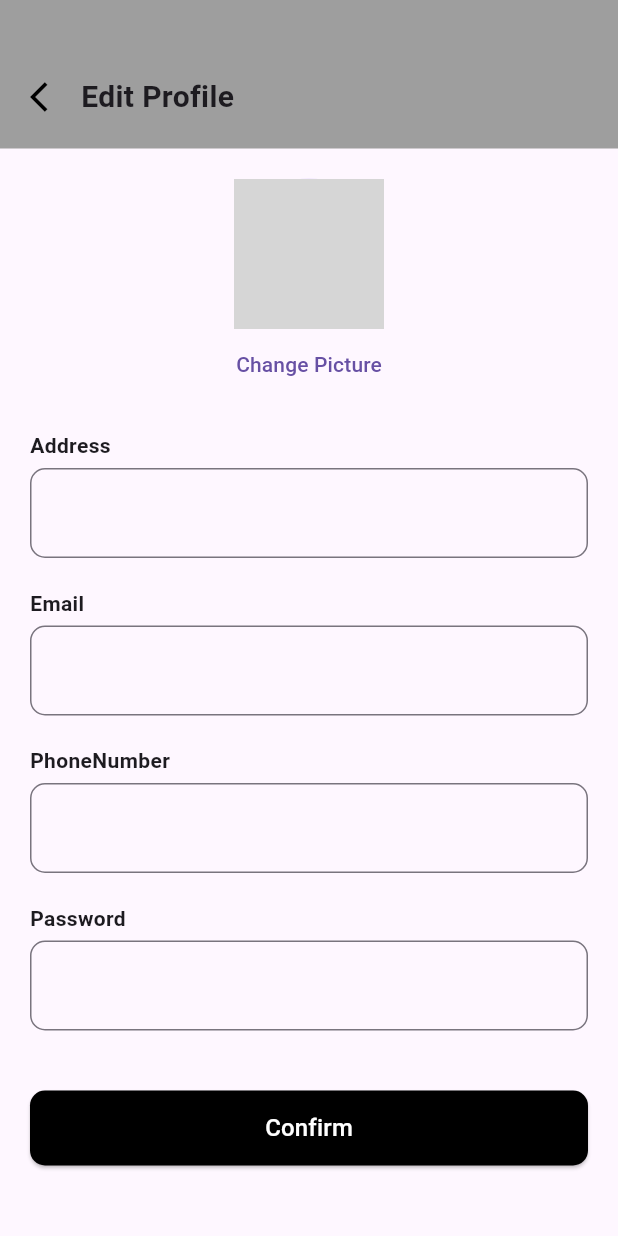
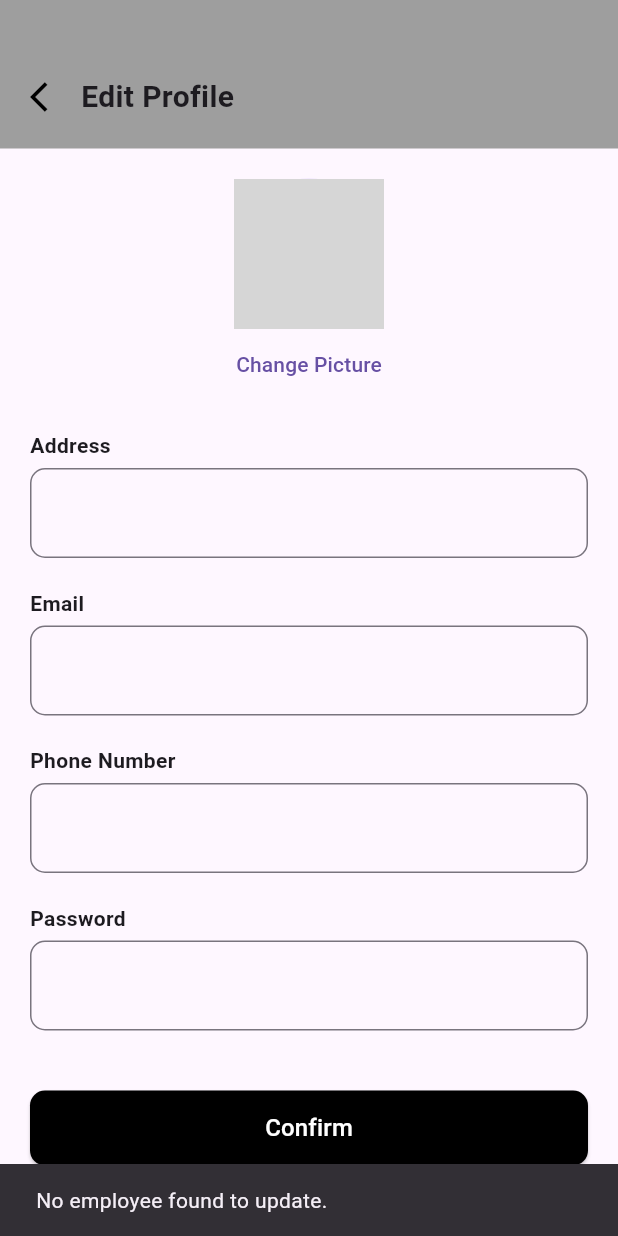
Before and after one commit to Ibrahimelz/AppDev2Project, a Flutter app: the editEmployeeProfile screen opened directly with empty values, after a tap on "Confirm", on a phone screen of 412 x 824 dp. Run offline on Flutter 3.47's test engine with Material 3 defaults, Android fonts, the phone set to English and light mode, and no system bars; our stand-ins replace awesome_notifications, cloud_firestore, firebase_auth, firebase_core, firebase_storage, flutter_chat_types and 3 more; missing offline and left inert: flutter_chat_ui; accounts and stored records are empty; grey boxes are pictures that could not be loaded.

Commit message:
Fixes, Input Validation

```diff
--- a/lib/Employee/EmployeeTutorial.dart
+++ b/lib/Employee/EmployeeTutorial.dart
@@ -16,7 +16,7 @@ class _EmployeetutorialState extends State<Employeetutorial> {
     super.initState();
     _controller = YoutubePlayerController(
       initialVideoId: YoutubePlayer.convertUrlToId(
-        'https://youtu.be/gq2U84Wt9co?si=Ve9i72-AdQvUPitJ', // Replace with your actual link
+        'https://youtu.be/ZpPBMKJ-4H8',
       )!,
       flags: const YoutubePlayerFlags(
         autoPlay: false,
--- a/lib/Employee/editEmployeeProfile.dart
+++ b/lib/Employee/editEmployeeProfile.dart
@@ -1,9 +1,11 @@
+import 'dart:io';
 import 'package:cloud_firestore/cloud_firestore.dart';
 import 'package:flutter/material.dart';
+import 'package:image_picker/image_picker.dart';
+import 'package:firebase_storage/firebase_storage.dart';
 
 class editEmployeeProfile extends StatefulWidget {
-  const editEmployeeProfile({required this.employeeID ,super.key});
-
+  const editEmployeeProfile({required this.employeeID, super.key});
   final int employeeID;
 
   @override
@@ -11,8 +13,23 @@ class editEmployeeProfile extends StatefulWidget {
 }
 
 class _editEmployeeProfileState extends State<editEmployeeProfile> {
+  final CollectionReference employees = FirebaseFirestore.instance.collection('Employees');
 
-  final CollectionReference employees = FirebaseFirestore.instance.collection('Employees');
+  final TextEditingController addressController = TextEditingController();
+  final TextEditingController emailController = TextEditingController();
+  final TextEditingController phoneController = TextEditingController();
+  final TextEditingController passwordController = TextEditingController();
+
+  final ImagePicker _picker = ImagePicker();
+  XFile? _newImageFile;
+  String profilePicture = '';
+  String? docId;
+
+  @override
+  void initState() {
+    super.initState();
+    fetchEmployeeData();
+  }
 
   Future<void> fetchEmployeeData() async {
     try {
@@ -24,13 +41,14 @@ class _editEmployeeProfileState extends State<editEmployeeProfile> {
       if (querySnapshot.docs.isNotEmpty) {
         final doc = querySnapshot.docs.first;
         final data = doc.data() as Map<String, dynamic>;
+        docId = doc.id;
 
         setState(() {
           addressController.text = data['address'] ?? '';
           emailController.text = data['email'] ?? '';
           phoneController.text = data['phoneNumber'] ?? '';
           passwordController.text = data['password'] ?? '';
-          profilePicture = data['profilePicture'];
+          profilePicture = data['profilePicture'] ?? '';
         });
       } else {
         print("No matching employee found!");
@@ -40,60 +58,68 @@ class _editEmployeeProfileState extends State<editEmployeeProfile> {
     }
   }
 
+  Future<void> _pickImage() async {
+    final XFile? pickedFile = await _picker.pickImage(source: ImageSource.camera);
+    if (pickedFile != null) {
+      setState(() {
+        _newImageFile = pickedFile;
+      });
+    }
+  }
+
   Future<void> updateEmployeeData() async {
     try {
-      // Get the document with matching employeeID
-      QuerySnapshot querySnapshot = await employees
-          .where('employeeID', isEqualTo: widget.employeeID)
-          .limit(1)
-          .get();
+      if (docId == null) {
+        ScaffoldMessenger.of(context).showSnackBar(
+          const SnackBar(content: Text("No employee found to update.")),
+        );
+        return;
+      }
 
-      if (querySnapshot.docs.isNotEmpty) {
-        final docRef = querySnapshot.docs.first.reference;
+      final docRef = employees.doc(docId);
 
       await docRef.update({
         'address': addressController.text.trim(),
         'email': emailController.text.trim(),
         'phoneNumber': phoneController.text.trim(),
         'password': passwordController.text.trim(),
-          // Add 'profilePicture' if it's editable too
       });
 
+      // Upload profile picture if a new one is picked
+      if (_newImageFile != null) {
+        final storageRef = FirebaseStorage.instance
+            .ref()
+            .child('employee_images/$docId.jpg');
+
+        final uploadTask = await storageRef.putFile(File(_newImageFile!.path));
+        final downloadUrl = await uploadTask.ref.getDownloadURL();
+
+        await docRef.update({'profilePicture': downloadUrl});
+        profilePicture = downloadUrl;
+      }
+
       ScaffoldMessenger.of(context).showSnackBar(
-          SnackBar(content: Text("Profile updated successfully!")),
+        const SnackBar(content: Text("Profile updated successfully!")),
       );
-      } else {
-        print("No matching employee found.");
-      }
     } catch (e) {
       print("Error updating employee data: $e");
       ScaffoldMessenger.of(context).showSnackBar(
-        SnackBar(content: Text("Failed to update profile.")),
+        const SnackBar(content: Text("Failed to update profile.")),
       );
     }
   }
 
-
-
-  final TextEditingController addressController = TextEditingController();
-  final TextEditingController emailController = TextEditingController();
-  final TextEditingController phoneController = TextEditingController();
-  final TextEditingController passwordController = TextEditingController();
-  String profilePicture= '';
-
-  @override
-  void initState() {
-    // TODO: implement initState
-    super.initState();
-    fetchEmployeeData();
-  }
-
   @override
   Widget build(BuildContext context) {
+    final ImageProvider displayImage = _newImageFile != null
+        ? FileImage(File(_newImageFile!.path))
+        : profilePicture.startsWith('http')
+        ? NetworkImage(profilePicture)
+        : AssetImage('assets/images/$profilePicture') as ImageProvider;
+
     return Scaffold(
       body: Column(
         children: [
-
           Container(
             color: Colors.grey,
             padding: const EdgeInsets.only(top: 50, left: 20, right: 20, bottom: 20),
@@ -116,88 +142,22 @@ class _editEmployeeProfileState extends State<editEmployeeProfile> {
                   const SizedBox(height: 20),
                   CircleAvatar(
                     radius: 50,
-    backgroundImage: AssetImage('assets/images/$profilePicture'), // Replace with your image asset or network
+                    backgroundImage: displayImage,
+                    child: (_newImageFile == null && profilePicture.isEmpty)
+                        ? const Icon(Icons.person)
+                        : null,
                   ),
                   TextButton(
-    onPressed: () {
-    // Handle change picture
-    },
+                    onPressed: _pickImage,
                     child: const Text("Change Picture"),
                   ),
+                  const SizedBox(height: 10),
 
-      const SizedBox(height: 10),
-            Padding(
-        padding: const EdgeInsets.symmetric(vertical: 10),
-          child: Column(
-            crossAxisAlignment: CrossAxisAlignment.start,
-            children: [
-              Text("Address", style: const TextStyle(fontWeight: FontWeight.bold)),
-              const SizedBox(height: 5),
-              TextField(
-                controller: addressController,
-                obscureText: false,
-                decoration: InputDecoration(
-                  contentPadding: const EdgeInsets.symmetric(horizontal: 15, vertical: 18),
-                  border: OutlineInputBorder(borderRadius: BorderRadius.circular(10)),
-                ),
-              ),
-            ],
-          ),
-        ),
-      Padding(
-        padding: const EdgeInsets.symmetric(vertical: 10),
-        child: Column(
-          crossAxisAlignment: CrossAxisAlignment.start,
-          children: [
-            Text("Email", style: const TextStyle(fontWeight: FontWeight.bold)),
-            const SizedBox(height: 5),
-            TextField(
-              controller: emailController,
-              obscureText: false,
-              decoration: InputDecoration(
-                contentPadding: const EdgeInsets.symmetric(horizontal: 15, vertical: 18),
-                border: OutlineInputBorder(borderRadius: BorderRadius.circular(10)),
-              ),
-            ),
-          ],
-        ),
-      ),
-      Padding(
-        padding: const EdgeInsets.symmetric(vertical: 10),
-        child: Column(
-          crossAxisAlignment: CrossAxisAlignment.start,
-          children: [
-            Text("PhoneNumber", style: const TextStyle(fontWeight: FontWeight.bold)),
-            const SizedBox(height: 5),
-            TextField(
-              controller: phoneController,
-              obscureText: false,
-              decoration: InputDecoration(
-                contentPadding: const EdgeInsets.symmetric(horizontal: 15, vertical: 18),
-                border: OutlineInputBorder(borderRadius: BorderRadius.circular(10)),
-              ),
-            ),
-          ],
-        ),
-      ),
-      Padding(
-        padding: const EdgeInsets.symmetric(vertical: 10),
-        child: Column(
-          crossAxisAlignment: CrossAxisAlignment.start,
-          children: [
-            Text("Password", style: const TextStyle(fontWeight: FontWeight.bold)),
-            const SizedBox(height: 5),
-            TextField(
-              controller: passwordController,
-              obscureText: true,
-              decoration: InputDecoration(
-                contentPadding: const EdgeInsets.symmetric(horizontal: 15, vertical: 18),
-                border: OutlineInputBorder(borderRadius: BorderRadius.circular(10)),
-              ),
-            ),
-          ],
-        ),
-      ),
+                  _buildTextField("Address", addressController),
+                  _buildTextField("Email", emailController),
+                  _buildTextField("Phone Number", phoneController),
+                  _buildTextField("Password", passwordController, isPassword: true),
+
                   const SizedBox(height: 30),
                   ElevatedButton(
                     style: ElevatedButton.styleFrom(
@@ -206,17 +166,35 @@ class _editEmployeeProfileState extends State<editEmployeeProfile> {
                       minimumSize: const Size.fromHeight(50),
                       shape: RoundedRectangleBorder(borderRadius: BorderRadius.circular(10)),
                     ),
-        onPressed: () {
-          updateEmployeeData();
-        },
+                    onPressed: updateEmployeeData,
                     child: const Text("Confirm", style: TextStyle(fontSize: 16)),
                   ),
                   const SizedBox(height: 30),
-    ]
+                ],
+              ),
+            ),
           )
-        )
-        )
+        ],
+      ),
+    );
+  }
 
+  Widget _buildTextField(String label, TextEditingController controller, {bool isPassword = false}) {
+    return Padding(
+      padding: const EdgeInsets.symmetric(vertical: 10),
+      child: Column(
+        crossAxisAlignment: CrossAxisAlignment.start,
+        children: [
+          Text(label, style: const TextStyle(fontWeight: FontWeight.bold)),
+          const SizedBox(height: 5),
+          TextField(
+            controller: controller,
+            obscureText: isPassword,
+            decoration: InputDecoration(
+              contentPadding: const EdgeInsets.symmetric(horizontal: 15, vertical: 18),
+              border: OutlineInputBorder(borderRadius: BorderRadius.circular(10)),
+            ),
+          ),
         ],
       ),
     );
--- a/lib/Employee/manageClients.dart
+++ b/lib/Employee/manageClients.dart
@@ -243,6 +243,7 @@ class _ManageClientsState extends State<ManageClients> {
                                 child: Column(
                                   crossAxisAlignment: CrossAxisAlignment.start,
                                   children: [
+                                    Text('Email: ${data['email']}'),
                                     Text('Gender: ${data['gender']}'),
                                     Text('Member: ${data['isMember'] ? 'Yes' : 'No'}'),
                                     if (data['description'] != null && data['description'].toString().isNotEmpty)
--- a/lib/login.dart
+++ b/lib/login.dart
@@ -101,7 +101,7 @@ class _LoginScreenState extends State<LoginScreen> {
     } catch (e) {
       print('Login error: $e');
       ScaffoldMessenger.of(context).showSnackBar(
-        SnackBar(content: Text('Login failed: $e')),
+        SnackBar(content: Text('Login failed: Invalid credentials')),
       );
     } finally {
       setState(() {
```
Also changed, not shown: lib/Admin/registerEmployee.dart (+24 -6 lines), lib/Employee/registerClient.dart (+40 -13 lines). Lines whose indentation alone changed are shown as unchanged.
